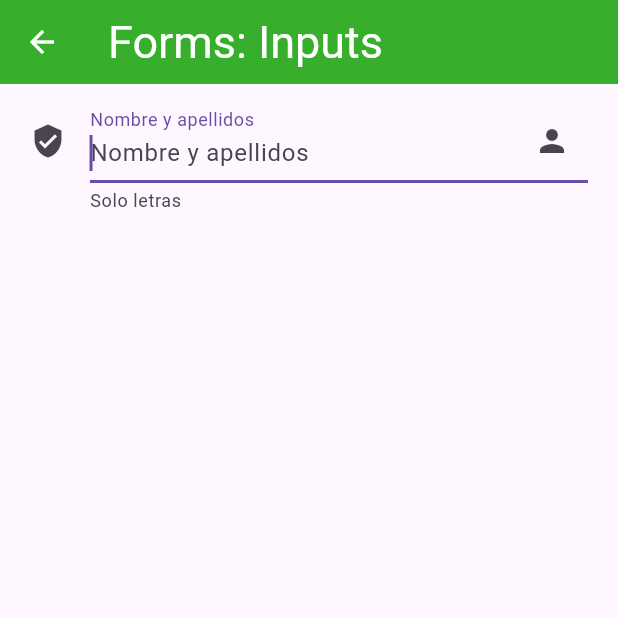
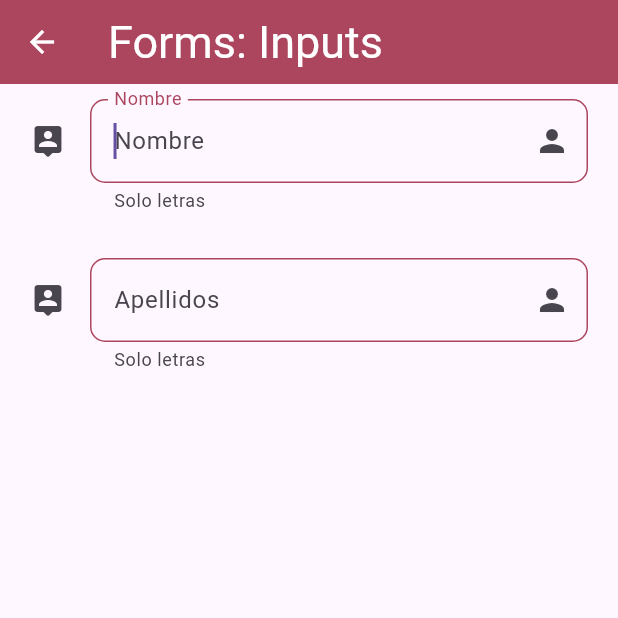
Before and after one commit to oteros2/fl_components, a Flutter app: the InputScreen screen opened by its route, on a phone screen of 412 x 824 dp, the top half of it. Run offline on Flutter 3.47's test engine with Material 3 defaults, Android fonts, the phone set to English and light mode, and no system bars; our stand-ins replace google_fonts.

Commit message:
custom textFormFiled

```diff
--- a/lib/routes/app_routes.dart
+++ b/lib/routes/app_routes.dart
@@ -44,7 +44,7 @@ class AppRoutes {
         screen: const AnimatedScreen()),
     MenuOption(
         route: 'inputs',
-        icon: Icons.abc,
+        icon: Icons.input,
         name: 'Inputs Screen',
         screen: const InputScreen()),
   ];
--- a/lib/screens/input_screens.dart
+++ b/lib/screens/input_screens.dart
@@ -1,3 +1,4 @@
+import 'package:fl_componentes/widgets/widgets.dart';
 import 'package:flutter/material.dart';
 
 class InputScreen extends StatelessWidget {
@@ -9,37 +10,26 @@ class InputScreen extends StatelessWidget {
       appBar: AppBar(
         title: const Text('Forms: Inputs'),
       ),
-      body: SingleChildScrollView(
-        padding: const EdgeInsets.symmetric(horizontal: 20, vertical: 10),
+      body: const SingleChildScrollView(
+        padding: EdgeInsets.symmetric(horizontal: 20, vertical: 10),
         child: Column(
           children: [
-            TextFormField(
-              autofocus: true,
-              //initialValue: 'Jose Oteros',
-              textCapitalization: TextCapitalization.words,
-              onChanged: (value){
-                print('value: $value');
-              },
-              validator: (value){
-                if(value!.length < 3){
-                  return 'Mínimo 3 caracteres';
-                }
-              },
-              autovalidateMode: AutovalidateMode.onUserInteraction,
-              decoration: InputDecoration(
-                hintText: 'Nombre y apellidos',
-                labelText: 'Nombre y apellidos',
-                helperText: 'Solo letras',
-                suffixIcon: const Icon(Icons.person),
-                icon: const Icon(Icons.verified_user_sharp),
-                /*border: OutlineInputBorder(
-                  borderRadius: BorderRadius.only(
-                    bottomLeft: Radius.circular(10),
-                    topRight: Radius.circular(10),
-                  ),
-                )*/
-              ),
-            )],
+            CustomTextFormField(
+              hintText: 'Nombre',
+              labelText: 'Nombre',
+              helperText: 'Solo letras',
+              icon: Icons.person_pin_rounded,
+              suffixIcon: Icons.person,
+            ),
+            SizedBox(height: 30,),
+             CustomTextFormField(
+              hintText: 'Apellidos',
+              labelText: 'Apellidos',
+              helperText: 'Solo letras',
+              icon: Icons.person_pin_rounded,
+              suffixIcon: Icons.person,
+            ),
+            ],
         ),
       ),
     );
--- a/lib/theme/app_theme.dart
+++ b/lib/theme/app_theme.dart
@@ -1,7 +1,7 @@
 import 'package:flutter/material.dart';
 
 class AppTheme {
-  static const Color primary = Color.fromARGB(255, 56, 174, 45);
+  static const Color primary = Color.fromARGB(255, 172, 70, 95);
   static const Color textColor = Colors.white;
   static final ThemeData lightTheme = ThemeData.light().copyWith(
     //color primario
@@ -35,8 +35,25 @@ class AppTheme {
       style: ElevatedButton.styleFrom(
         backgroundColor: primary,
         foregroundColor: Colors.white,
-        shape: StadiumBorder(),
+        shape: const StadiumBorder(),
+        elevation: 5,
       ),
     ),
+
+    //InputDecoraion
+    inputDecorationTheme: InputDecorationTheme(
+      floatingLabelStyle: const TextStyle(color: primary),
+      enabledBorder: OutlineInputBorder(
+        borderSide: const BorderSide(color: primary),
+        borderRadius: BorderRadius.circular(10),
+      ),
+      focusedBorder: OutlineInputBorder(
+        borderSide: const BorderSide(color: primary),
+        borderRadius: BorderRadius.circular(10),
+      ),
+      border: OutlineInputBorder(
+        borderRadius: BorderRadius.circular(10),
+      ),
+    )
   );
 }
--- /dev/null
+++ b/lib/widgets/custom_text_form_field.dart
@@ -0,0 +1,39 @@
+import 'package:flutter/material.dart';
+
+class CustomTextFormField extends StatelessWidget {
+
+final String? hintText;
+final String? helperText;
+final String? labelText;
+final IconData? icon;
+final IconData? suffixIcon;
+
+  const CustomTextFormField({
+    super.key, this.hintText, this.helperText, this.labelText, this.icon, this.suffixIcon,
+  });
+
+  @override
+  Widget build(BuildContext context) {
+    return TextFormField(
+      autofocus: true,
+      //initialValue: 'Jose Oteros',
+      textCapitalization: TextCapitalization.words,
+      onChanged: (value){
+        print('value: $value');
+      },
+      validator: (value){
+        if(value!.length < 3){
+          return 'Mínimo 3 caracteres';
+        }
+      },
+      autovalidateMode: AutovalidateMode.onUserInteraction,
+      decoration: InputDecoration(
+        hintText: hintText,
+        labelText: labelText,
+        helperText: helperText,
+        suffixIcon: Icon(suffixIcon),
+        icon: Icon(icon),
+      ),
+    );
+  }
+}
--- a/lib/widgets/widgets.dart
+++ b/lib/widgets/widgets.dart
@@ -1,2 +1,3 @@
 export 'package:fl_componentes/widgets/custom_card_tipo_1.dart';
 export 'package:fl_componentes/widgets/custom_card_tipo_2.dart';
+export 'package:fl_componentes/widgets/custom_text_form_field.dart';
```
